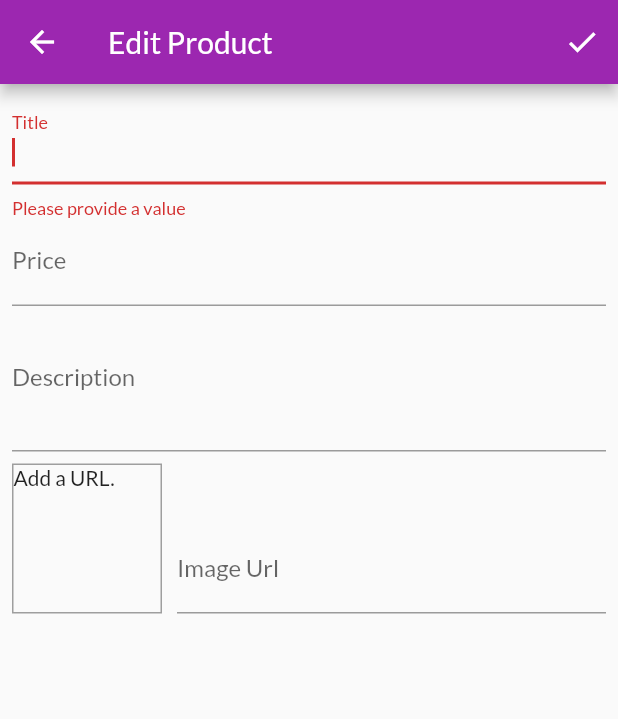
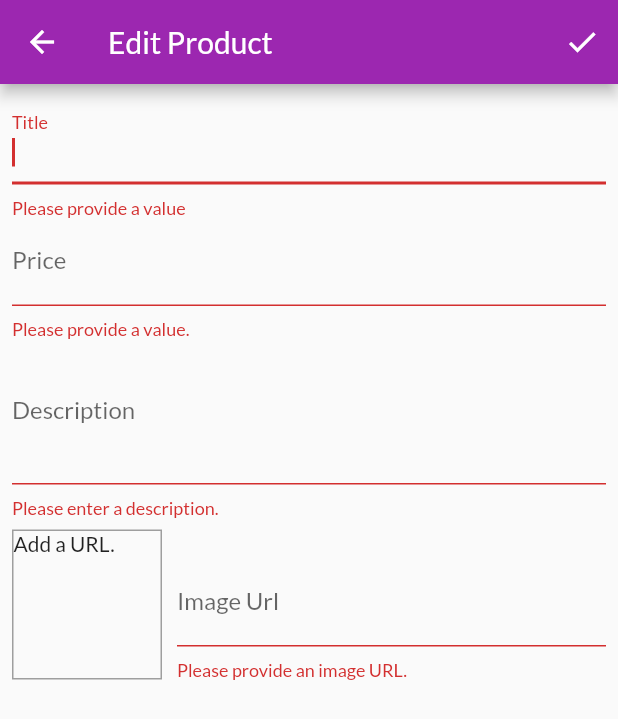
Before and after one commit to RohitDwivedi97/shopping_app, a Flutter app: the EditProductScreen screen opened by its route, after a tap on the "check" icon, on a phone screen of 412 x 824 dp. Shown: the top 719 px of the screen. Run offline on Flutter 3.47's test engine with Material 2 defaults, Android fonts, the phone set to English and light mode, and no system bars; network calls fail.

Commit message:
Added validation on all the input fields.

```diff
--- a/lib/screens/edit_product_screen.dart
+++ b/lib/screens/edit_product_screen.dart
@@ -34,13 +34,20 @@ class _EditProductScreenState extends State<EditProductScreen> {
 
   void onFocus() {
     if (!_imageUrlFocusNode.hasFocus) {
+      if ((!_imageUrlController.text.startsWith('http') &&
+              !_imageUrlController.text.startsWith('https')) ||
+          (!_imageUrlController.text.endsWith('png') &&
+              !_imageUrlController.text.endsWith('jpg') &&
+              !_imageUrlController.text.endsWith('jpeg'))) {
+        return;
+      }
       setState(() {});
     }
   }
 
   void saveForm() {
     final isValid = _form.currentState!.validate();
-    if(!isValid) {
+    if (!isValid) {
       return;
     }
     _form.currentState!.save();
@@ -89,7 +96,7 @@ class _EditProductScreenState extends State<EditProductScreen> {
                         imageUrl: _product.imageUrl);
                   },
                   validator: (value) {
-                    if(value!.isEmpty) {
+                    if (value!.isEmpty) {
                       return 'Please provide a value';
                     }
                     return null;
@@ -108,7 +115,19 @@ class _EditProductScreenState extends State<EditProductScreen> {
                         description: _product.description,
                         price: double.parse(value as String),
                         imageUrl: _product.imageUrl);
-                    }),
+                  },
+                  validator: (value) {
+                    if (value!.isEmpty) {
+                      return 'Please provide a value.';
+                    } else if (double.tryParse(value) == null) {
+                      return 'Please provide a valid value.';
+                    } else if (double.parse(value) <= 0) {
+                      return 'Please provide a value greate than 0.';
+                    } else {
+                      return null;
+                    }
+                  },
+                ),
                 TextFormField(
                   decoration: const InputDecoration(
                     labelText: 'Description',
@@ -122,7 +141,16 @@ class _EditProductScreenState extends State<EditProductScreen> {
                         description: value as String,
                         price: _product.price,
                         imageUrl: _product.imageUrl);
-                    }),
+                  },
+                  validator: (value) {
+                    if (value!.isEmpty) {
+                      return 'Please enter a description.';
+                    } else if (value.length < 10) {
+                      return 'Please enter a description with atleast 10 characters.';
+                    }
+                    return null;
+                  },
+                ),
                 Row(
                   crossAxisAlignment: CrossAxisAlignment.end,
                   children: <Widget>[
@@ -165,6 +193,19 @@ class _EditProductScreenState extends State<EditProductScreen> {
                             imageUrl: value as String,
                           );
                         },
+                        validator: (value) {
+                          if (value!.isEmpty) {
+                            return 'Please provide an image URL.';
+                          } else if (!value.startsWith('http') &&
+                              !value.startsWith('https')) {
+                            return 'Please provide a valid URL.';
+                          } else if (!value.endsWith('png') &&
+                              !value.endsWith('jpg') &&
+                              !value.endsWith('jpeg')) {
+                            return 'Please provide a valid image URL.';
+                          }
+                          return null;
+                        },
                       ),
                     ),
                   ],
```
Lines whose indentation alone changed are shown as unchanged.
